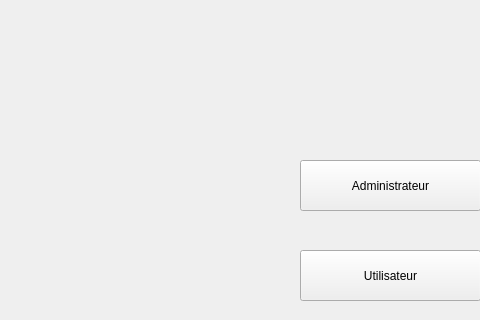
This is application-abeille/mainwindow.ui in Bbachelard/projet_abeille as Qt 5 draws it before an edit; both pictures show x 0 to 480 and y 0 to 320 of the 800 by 481 pixel window. The edited form follows.
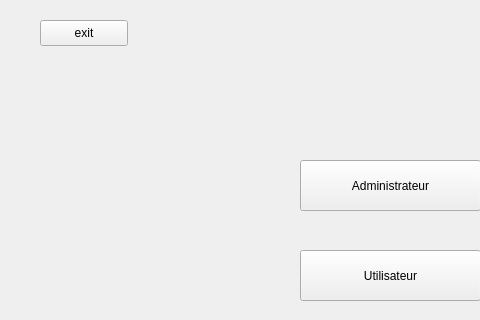
This is the edited form. Icons and pictures are not drawn.

What changed in the file:
```diff
--- a/application-abeille/mainwindow.ui
+++ b/application-abeille/mainwindow.ui
@@ -86,6 +86,19 @@
        <string>Utilisateur</string>
       </property>
      </widget>
+     <widget class="QPushButton" name="pushButton_3">
+      <property name="geometry">
+       <rect>
+        <x>40</x>
+        <y>20</y>
+        <width>88</width>
+        <height>26</height>
+       </rect>
+      </property>
+      <property name="text">
+       <string>exit</string>
+      </property>
+     </widget>
     </widget>
     <widget class="QWidget" name="p1">
      <widget class="QTextEdit" name="textEdit_4">
```
Left out of the diff: 41 changed lines with no effect on the pictures.
